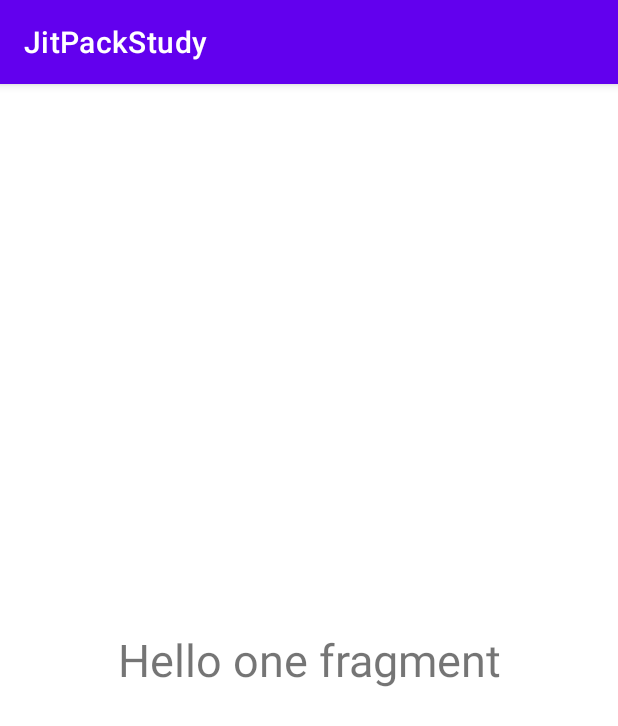
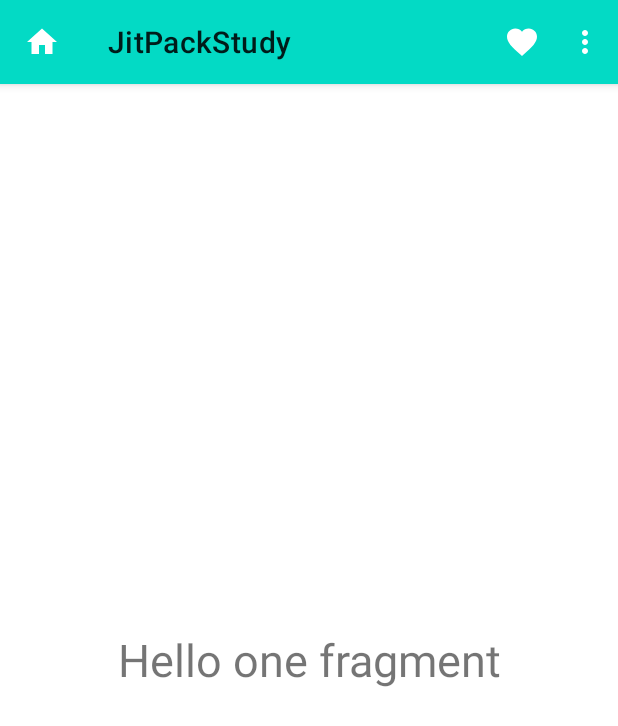
Before and after one commit to zhuwang0926/JitPackStudy, an Android app: the screen it shows after launch (MainActivity), on a phone screen of 412 x 824 dp. Shown: the top 726 px of the screen. Run offline under Robolectric (Android 15) with nearby library versions, the phone set to English and light mode, and no system bars.

Commit message:
添加toolbar

```diff
--- a/app/src/main/java/com/hnkj/jitpackstudy/MainActivity.kt
+++ b/app/src/main/java/com/hnkj/jitpackstudy/MainActivity.kt
@@ -2,10 +2,53 @@ package com.hnkj.jitpackstudy
 
 import androidx.appcompat.app.AppCompatActivity
 import android.os.Bundle
+import android.view.Menu
+import android.view.MenuItem
+import android.view.View
+import android.widget.Toast
+import androidx.appcompat.widget.Toolbar
+import com.google.android.material.snackbar.Snackbar
 
 class MainActivity : AppCompatActivity() {
+    lateinit var toolbar: Toolbar
     override fun onCreate(savedInstanceState: Bundle?) {
         super.onCreate(savedInstanceState)
         setContentView(R.layout.activity_main)
+        toolbar = findViewById(R.id.toolbar)
+        setSupportActionBar(toolbar)
+        supportActionBar?.setDisplayHomeAsUpEnabled(true)
+    }
+
+    override fun onCreateOptionsMenu(menu: Menu?): Boolean {
+        menuInflater.inflate(R.menu.menu, menu)
+        return super.onCreateOptionsMenu(menu)
+    }
+
+    override fun onOptionsItemSelected(item: MenuItem) = when (item.itemId) {
+        R.id.action_settings -> {
+            // User chose the "Settings" item, show the app settings UI...
+            Snackbar.make(toolbar, "点击了设置按钮", Snackbar.LENGTH_SHORT).show()
+            true
+        }
+
+        R.id.action_favorite -> {
+            // User chose the "Favorite" action, mark the current item
+            // as a favorite...
+            Snackbar.make(toolbar, "点击了收藏按钮", Snackbar.LENGTH_LONG).
+            setAction("测试") {
+                Toast.makeText(this, "点击了Snackbar设置的事件", Toast.LENGTH_SHORT).show()
+            }.show()
+            true
+        }
+        android.R.id.home -> {
+            finish()
+            true
+        }
+
+        else -> {
+            // If we got here, the user's action was not recognized.
+            // Invoke the superclass to handle it.
+            super.onOptionsItemSelected(item)
+        }
     }
 }
--- /dev/null
+++ b/app/src/main/res/drawable/ic_baseline_favorite_24.xml
@@ -0,0 +1,10 @@
+<vector xmlns:android="http://schemas.android.com/apk/res/android"
+    android:width="24dp"
+    android:height="24dp"
+    android:viewportWidth="24"
+    android:viewportHeight="24"
+    android:tint="?attr/colorControlNormal">
+  <path
+      android:fillColor="@android:color/white"
+      android:pathData="M12,21.35l-1.45,-1.32C5.4,15.36 2,12.28 2,8.5 2,5.42 4.42,3 7.5,3c1.74,0 3.41,0.81 4.5,2.09C13.09,3.81 14.76,3 16.5,3 19.58,3 22,5.42 22,8.5c0,3.78 -3.4,6.86 -8.55,11.54L12,21.35z"/>
+</vector>
--- /dev/null
+++ b/app/src/main/res/drawable/ic_baseline_home_24.xml
@@ -0,0 +1,10 @@
+<vector xmlns:android="http://schemas.android.com/apk/res/android"
+    android:width="24dp"
+    android:height="24dp"
+    android:viewportWidth="24"
+    android:viewportHeight="24"
+    android:tint="?attr/colorControlNormal">
+  <path
+      android:fillColor="@android:color/white"
+      android:pathData="M10,20v-6h4v6h5v-8h3L12,3 2,12h3v8z"/>
+</vector>
--- a/app/src/main/res/layout/activity_main.xml
+++ b/app/src/main/res/layout/activity_main.xml
@@ -1,10 +1,21 @@
 <?xml version="1.0" encoding="utf-8"?>
-<androidx.constraintlayout.widget.ConstraintLayout xmlns:android="http://schemas.android.com/apk/res/android"
+<LinearLayout xmlns:android="http://schemas.android.com/apk/res/android"
     xmlns:app="http://schemas.android.com/apk/res-auto"
     xmlns:tools="http://schemas.android.com/tools"
     android:layout_width="match_parent"
     android:layout_height="match_parent"
+    android:orientation="vertical"
     tools:context=".MainActivity">
+
+    <androidx.appcompat.widget.Toolbar
+        android:id="@+id/toolbar"
+        android:layout_width="match_parent"
+        android:layout_height="?attr/actionBarSize"
+        app:navigationIcon="@drawable/ic_baseline_home_24"
+        android:background="?attr/colorPrimary"
+        android:elevation="4dp"
+        app:menu="@menu/menu"
+        app:popupTheme="@style/ThemeOverlay.AppCompat.Light"/>
 
     <androidx.fragment.app.FragmentContainerView
         android:id="@+id/fragment"
@@ -13,4 +24,4 @@
         android:layout_height="match_parent"
         app:defaultNavHost="true"
         app:navGraph="@navigation/nav_graph" />
-</androidx.constraintlayout.widget.ConstraintLayout>
+</LinearLayout>
--- /dev/null
+++ b/app/src/main/res/menu/menu.xml
@@ -0,0 +1,17 @@
+<?xml version="1.0" encoding="utf-8"?>
+<menu xmlns:android="http://schemas.android.com/apk/res/android"
+    xmlns:app="http://schemas.android.com/apk/res-auto">
+    <!-- "Mark Favorite", should appear as action button if possible -->
+    <item
+        android:id="@+id/action_favorite"
+        android:icon="@drawable/ic_baseline_favorite_24"
+        android:title="@string/action_favorite"
+        app:showAsAction="ifRoom" />
+
+    <!-- Settings, should always be in the overflow -->
+    <item
+        android:id="@+id/action_settings"
+        android:title="@string/action_settings"
+        app:showAsAction="never" />
+
+</menu>
--- a/app/src/main/res/values/strings.xml
+++ b/app/src/main/res/values/strings.xml
@@ -3,4 +3,6 @@
     <!-- TODO: Remove or change this placeholder text -->
     <string name="hello_one_fragment">Hello one fragment</string>
     <string name="hello_two_fragment">Hello two fragment</string>
+    <string name="action_favorite">favorite</string>
+    <string name="action_settings">setting</string>
 </resources>
--- a/app/src/main/res/values/themes.xml
+++ b/app/src/main/res/values/themes.xml
@@ -1,9 +1,9 @@
 <resources xmlns:tools="http://schemas.android.com/tools">
     <!-- Base application theme. -->
-    <style name="Theme.JitPackStudy" parent="Theme.MaterialComponents.DayNight.DarkActionBar">
+    <style name="Theme.JitPackStudy" parent="Theme.MaterialComponents.DayNight.NoActionBar">
         <!-- Primary brand color. -->
-        <item name="colorPrimary">@color/purple_500</item>
-        <item name="colorPrimaryVariant">@color/purple_700</item>
+        <item name="colorPrimary">@color/teal_200</item>
+        <item name="colorPrimaryVariant">@color/teal_700</item>
         <item name="colorOnPrimary">@color/white</item>
         <!-- Secondary brand color. -->
         <item name="colorSecondary">@color/teal_200</item>
@@ -12,5 +12,6 @@
         <!-- Status bar color. -->
         <item name="android:statusBarColor" tools:targetApi="l">?attr/colorPrimaryVariant</item>
         <!-- Customize your theme here. -->
+        <item name="colorControlNormal">@color/white</item>
     </style>
 </resources>
```
